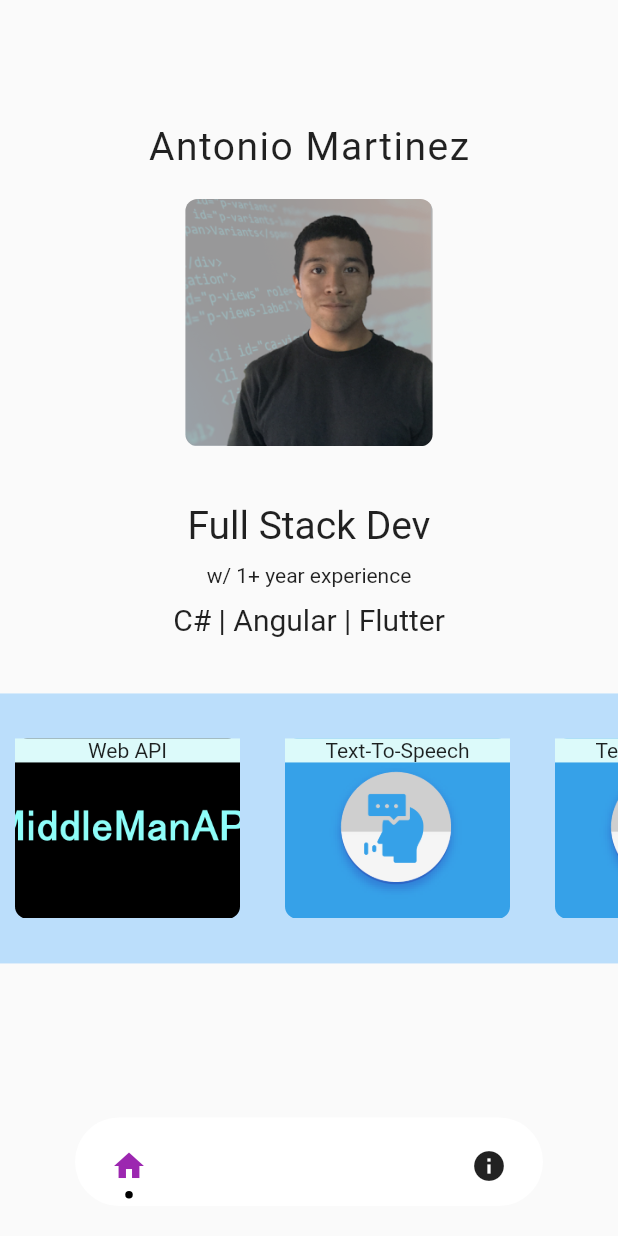
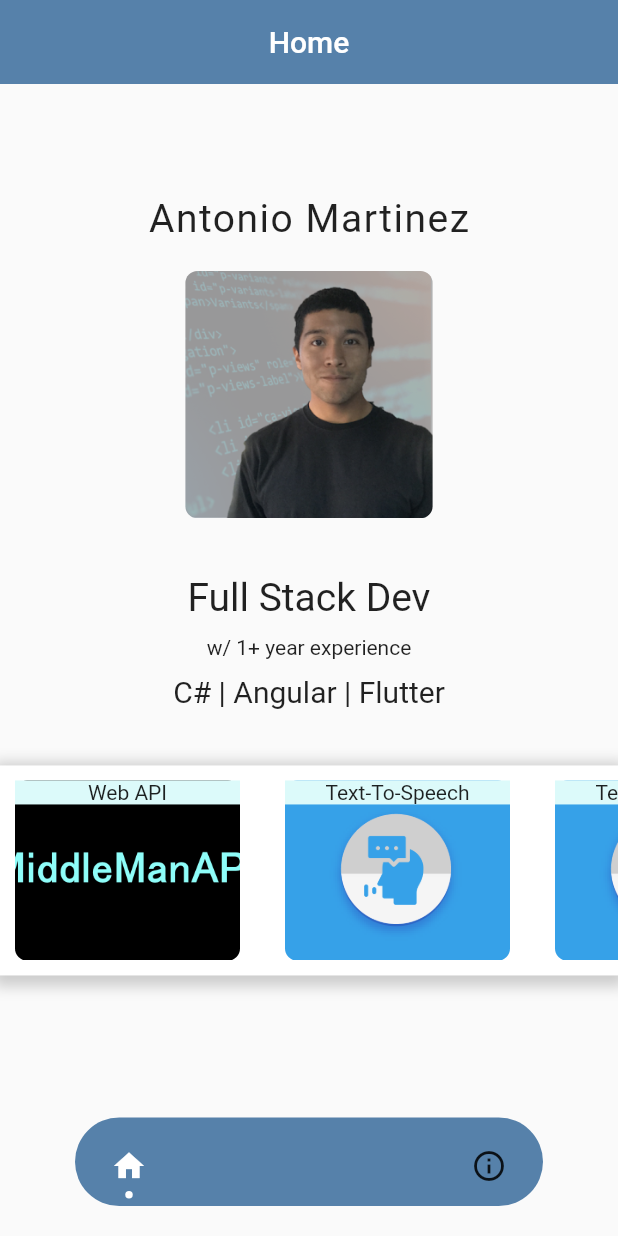
Before and after one commit to op3n-signal/resume, a Flutter app: the screen it shows after launch, on a phone screen of 412 x 824 dp. Run offline on Flutter 3.47's test engine with Material 2 defaults, Android fonts, the phone set to English and light mode, and no system bars; drawn by our look-alikes of dot_navigation_bar; our stand-ins replace get, get_storage; missing offline and left inert: flutter_animator; Roboto replaces fonts that are missing (Trajan Pro).

Commit message:
add launcher icon & update nav

```diff
--- a/lib/controllers/settings_controller.dart
+++ b/lib/controllers/settings_controller.dart
@@ -4,7 +4,7 @@ import 'package:get/get.dart';
 class SettingsController extends GetxController {
   static SettingsController get at => Get.find();
 
-  var currentIndex = 0;
+  int currentIndex = 0;
 
   ColorScheme scheme = ColorScheme(
     brightness: Brightness.light,
--- a/lib/main.dart
+++ b/lib/main.dart
@@ -2,12 +2,9 @@ import 'package:flutter/material.dart';
 import 'package:get/get.dart';
 import 'package:get_storage/get_storage.dart';
 import 'package:portfolio/controllers/auth_controller.dart';
-import 'package:portfolio/controllers/projects_controller.dart';
 import 'package:portfolio/controllers/settings_controller.dart';
 import 'package:portfolio/routes.dart';
-import 'package:portfolio/screens/about_screen.dart';
 import 'package:portfolio/screens/home_screen.dart';
-import 'package:portfolio/widget/navigation.dart';
 
 void main() async {
   await GetStorage.init();
--- a/lib/screens/about_screen.dart
+++ b/lib/screens/about_screen.dart
@@ -1,12 +1,16 @@
 import 'package:flutter/material.dart';
+import 'package:portfolio/widget/appbar.dart';
 import 'package:portfolio/widget/navigation.dart';
 
 class AboutScreen extends StatelessWidget {
   const AboutScreen({Key? key}) : super(key: key);
 
+  static final title = 'About';
+
   @override
   Widget build(BuildContext context) {
     return Scaffold(
+      appBar: appBar(title),
       body: Center(child: Text('About')),
       bottomNavigationBar: getNavigation(),
       );
--- a/lib/screens/home_screen.dart
+++ b/lib/screens/home_screen.dart
@@ -1,15 +1,20 @@
 import 'package:flutter/material.dart';
 import 'package:flutter_animator/flutter_animator.dart';
+import 'package:portfolio/controllers/settings_controller.dart';
 import 'package:portfolio/screens/styles/style_data.dart';
+import 'package:portfolio/widget/appbar.dart';
 import 'package:portfolio/widget/navigation.dart';
 import 'package:portfolio/widget/projects.dart';
 
 class HomeScreen extends StatelessWidget {
   const HomeScreen({Key? key}) : super(key: key);
 
+  static final title = 'Home';
+
   @override
   Widget build(BuildContext context) {
     return Scaffold(
+      appBar: appBar(title),
       body: Column(
         mainAxisAlignment: MainAxisAlignment.center,
         children: [
--- a/lib/screens/styles/style_data.dart
+++ b/lib/screens/styles/style_data.dart
@@ -1,7 +1,13 @@
+import 'package:flutter/material.dart';
+
 class Styles {
+  //Font
   static const double Heading = 26;
   static const double Regular = 20;
   static const double Regular2 = 14;
+
+  //Theme
+  static const Color SubColor = Color.fromARGB(255, 86, 129, 170);
 
   //Projects
   static const double ProjectScrollHeight = 140;
--- /dev/null
+++ b/lib/widget/appbar.dart
@@ -0,0 +1,9 @@
+import 'package:flutter/material.dart';
+import 'package:portfolio/screens/styles/style_data.dart';
+
+PreferredSizeWidget appBar(String title) => AppBar(
+        backgroundColor: Styles.SubColor,
+        shadowColor: Colors.transparent,
+        centerTitle: true,
+        title: Text(title),
+      );
--- a/lib/widget/navigation.dart
+++ b/lib/widget/navigation.dart
@@ -3,32 +3,44 @@ import 'package:flutter/material.dart';
 import 'package:get/get.dart';
 import 'package:portfolio/controllers/settings_controller.dart';
 import 'package:portfolio/routes.dart';
+import 'package:portfolio/screens/styles/style_data.dart';
+
+void setPage(int index) {
+  SettingsController.at.currentIndex = index;
+
+  switch(index) {
+    case 0:
+      Get.back();
+      break;
+    case 1:
+      Get.toNamed(Routes.pages[index]);
+      break;
+  }
+}
 
 void _getPage(int index) {
-  if(Get.currentRoute != Routes.pages[index])
-    Get
-      ..back(closeOverlays: true)
-      ..toNamed(Routes.pages[index]);
-  }
+  if(Get.currentRoute != Routes.pages[index]) setPage(index);
+}
 
 Widget getNavigation() => DotNavigationBar(
-      currentIndex: 0,
+      backgroundColor: Styles.SubColor,
+      currentIndex: SettingsController.at.currentIndex,
       onTap: (int index) {
         _getPage(index);
         //SettingsController.at.setPage(index);
       },
-      dotIndicatorColor: Colors.black,
+      dotIndicatorColor: Colors.white,
       items: [
         /// Home
         DotNavigationBarItem(
           icon: Icon(Icons.home),
-          selectedColor: Colors.purple,
+          selectedColor: Colors.white,
         ),
 
         /// Likes
         DotNavigationBarItem(
-          icon: Icon(Icons.info),
-          selectedColor: Colors.pink,
+          icon: Icon(Icons.info_outline),
+          selectedColor: Colors.white,
         ),
 
        /*  /// Search
--- a/lib/widget/projects.dart
+++ b/lib/widget/projects.dart
@@ -2,7 +2,7 @@ import 'package:flutter/material.dart';
 import 'package:get/get.dart';
 import 'package:portfolio/controllers/projects_controller.dart';
 import 'package:portfolio/screens/styles/style_data.dart';
-import 'package:portfolio/widget/project.dart';
+import 'package:portfolio/widget/shadow_container.dart';
 
 class Projects extends StatelessWidget {
   const Projects({Key? key}) : super(key: key);
@@ -11,16 +11,14 @@ class Projects extends StatelessWidget {
   Widget build(BuildContext context) => GetBuilder<ProjectsController>(
     init: ProjectsController(),
     id: 'projects',
-    builder: (controller) => Container(
-      padding: EdgeInsets.symmetric(vertical: 20),
-      color: Colors.blue.shade100,
-      child: Container(
+    builder: (controller) => shadowContainer(
+      Container(
         height: Styles.ProjectScrollHeight,
         child: ListView(
           scrollDirection: Axis.horizontal,
           children: ProjectsController.at.projects,
         ),
-      ),
+      )
     )
   );
 }
--- /dev/null
+++ b/lib/widget/shadow_container.dart
@@ -0,0 +1,16 @@
+import 'package:flutter/material.dart';
+
+Widget shadowContainer(Widget widget) => Container(
+      decoration: BoxDecoration(
+        color: Colors.white,
+        boxShadow: [
+          BoxShadow(
+            color: Colors.grey.withOpacity(0.5),
+            spreadRadius: 5,
+            blurRadius: 7,
+            offset: Offset(0, 3), // changes position of shadow
+          ),
+        ],
+      ),
+      child: widget,
+  );
```
Also changed, not shown: 20 other files.
